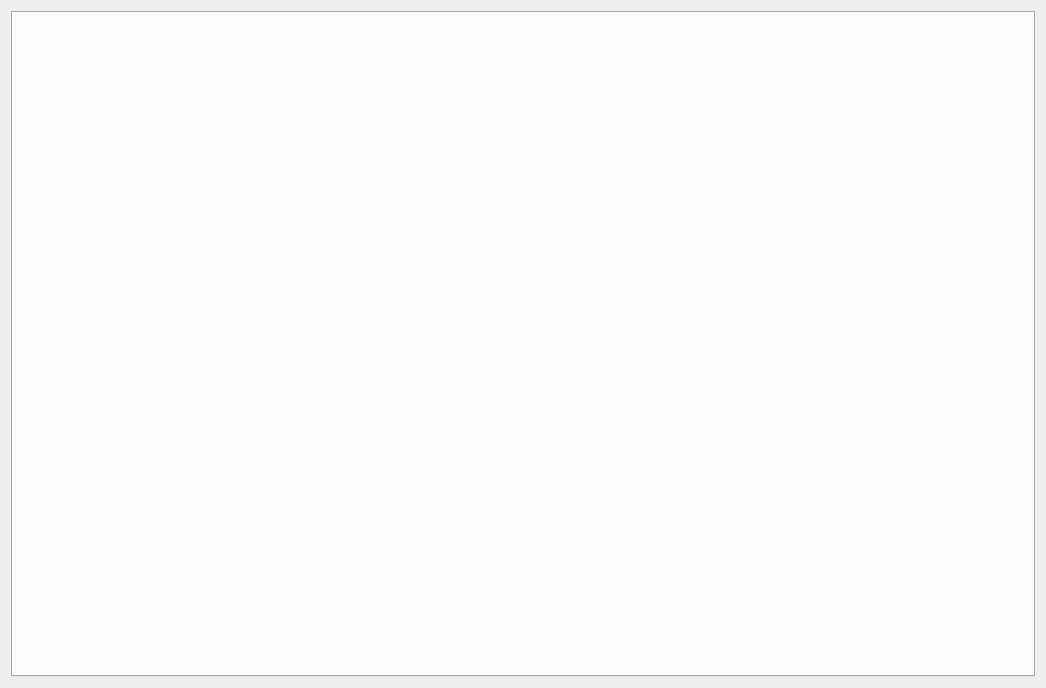
The window that Widgets/TakeOrder/TakeOrder.ui (IndolikarQuantifier/Purchase) describes before a commit, drawn with Qt 5.
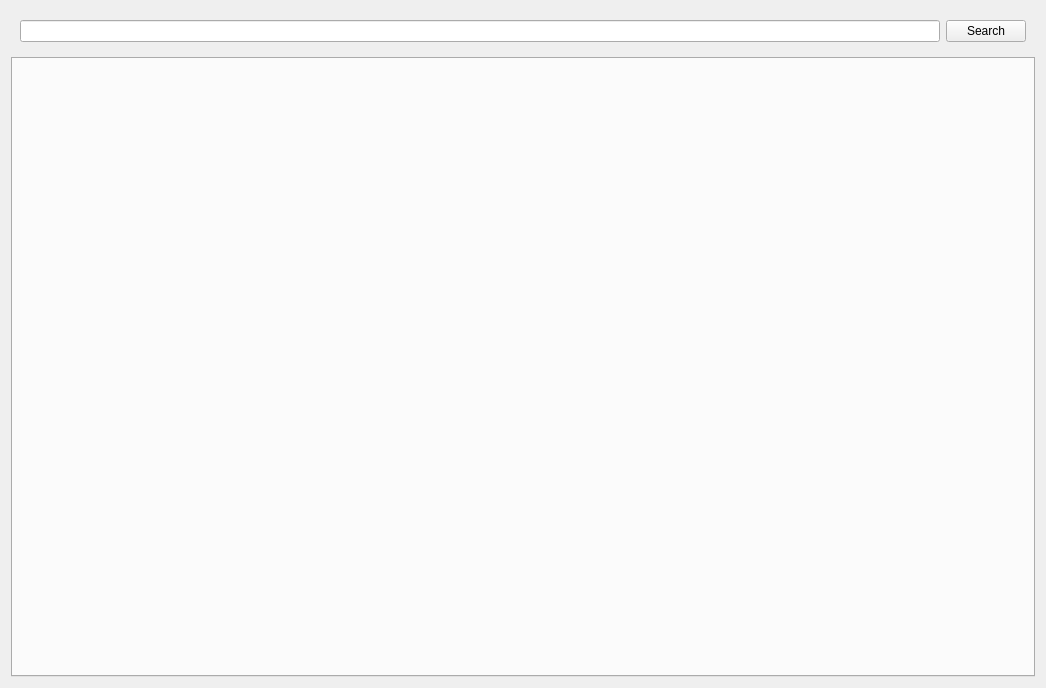
The same window after the commit.

Commit message: 1. Added Data Update 2. Binary Data Creation 3. Basic take order screen 4. Reorgaise project in multiple CMakeLists.txt

```diff
--- a/Widgets/TakeOrder/TakeOrder.ui
+++ b/Widgets/TakeOrder/TakeOrder.ui
@@ -13,7 +13,29 @@
   <property name="windowTitle">
    <string>Form</string>
   </property>
-  <layout class="QHBoxLayout" name="horizontalLayout">
+  <layout class="QVBoxLayout" name="verticalLayout">
+   <item>
+    <widget class="QFrame" name="TakeOrderFrame">
+     <property name="frameShape">
+      <enum>QFrame::Shape::NoFrame</enum>
+     </property>
+     <property name="frameShadow">
+      <enum>QFrame::Shadow::Raised</enum>
+     </property>
+     <layout class="QHBoxLayout" name="horizontalLayout">
+      <item>
+       <widget class="QLineEdit" name="SearchBoxLineEdit"/>
+      </item>
+      <item>
+       <widget class="QPushButton" name="SearchButton">
+        <property name="text">
+         <string>Search</string>
+        </property>
+       </widget>
+      </item>
+     </layout>
+    </widget>
+   </item>
    <item>
     <widget class="QTabWidget" name="TakeOrderTabWidget"/>
    </item>
```
The commit also changes 17 other files.
